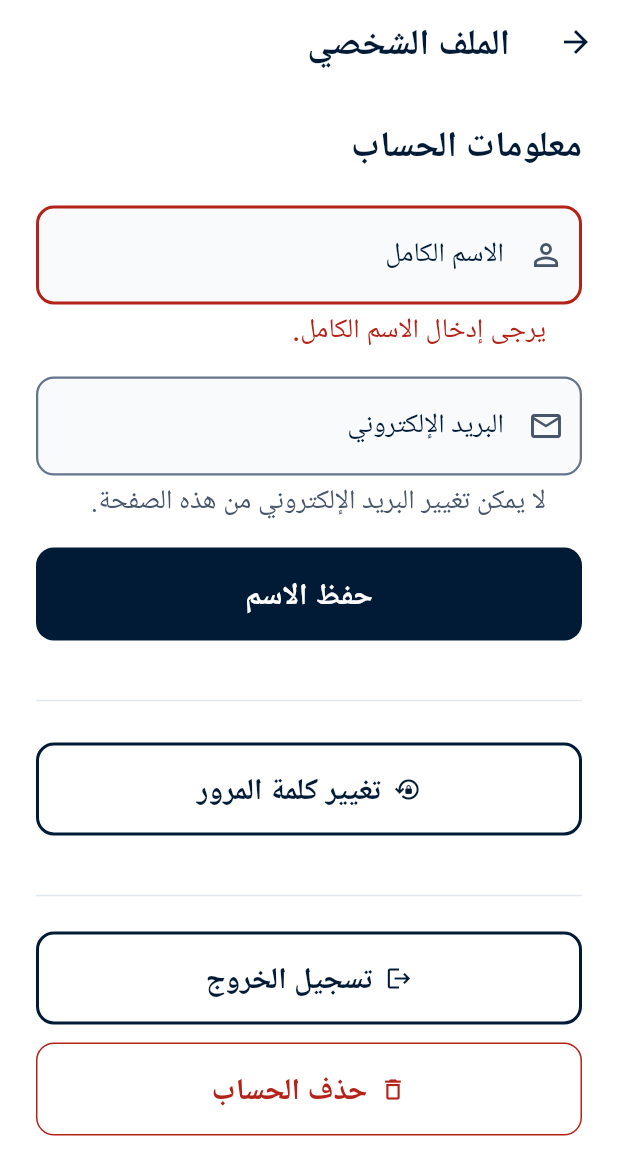
After one commit to raneemalbraheem-source/2026-GP1-33-Dulni, a Flutter app: the ProfilePage screen opened directly, after a tap on "حفظ الاسم", on a phone screen of 412 x 824 dp. The commit adds this screen. Shown: the top 1175 px of the screen. Run offline on Flutter 3.47's test engine with Material 3 defaults, Android fonts, the phone set to English and light mode, and no system bars; our stand-ins replace cloud_firestore, firebase_auth, firebase_core; accounts and stored records are empty; Roboto replaces fonts that are missing (NotoSansArabic).

Commit message:
Add profile editing, logout, and account deletion

```diff
--- /dev/null
+++ b/lib/pages/profile_page.dart
@@ -0,0 +1,576 @@
+import 'package:firebase_auth/firebase_auth.dart';
+import 'package:flutter/material.dart';
+
+import '../services/auth_service.dart';
+import 'login_page.dart';
+import 'welcome_page.dart';
+
+class ProfilePage extends StatefulWidget {
+  const ProfilePage({super.key});
+
+  @override
+  State<ProfilePage> createState() => _ProfilePageState();
+}
+
+class _ProfilePageState extends State<ProfilePage> {
+  final _nameFormKey = GlobalKey<FormState>();
+  final _passwordFormKey = GlobalKey<FormState>();
+  final _nameController = TextEditingController();
+  final _currentPasswordController = TextEditingController();
+  final _newPasswordController = TextEditingController();
+  final _confirmPasswordController = TextEditingController();
+  final _authService = AuthService();
+
+  bool _loadingProfile = true;
+  bool _savingName = false;
+  bool _changingPassword = false;
+  bool _showPasswordFields = false;
+  bool _loggingOut = false;
+  bool _deletingAccount = false;
+  bool _hideCurrentPassword = true;
+  bool _hideNewPassword = true;
+  bool _hideConfirmPassword = true;
+  String? _email;
+
+  @override
+  void initState() {
+    super.initState();
+    _loadProfile();
+  }
+
+  @override
+  void dispose() {
+    _nameController.dispose();
+    _currentPasswordController.dispose();
+    _newPasswordController.dispose();
+    _confirmPasswordController.dispose();
+    super.dispose();
+  }
+
+  Future<void> _loadProfile() async {
+    try {
+      final user = _authService.currentUser;
+      final name = await _authService.getFullName();
+      if (!mounted) return;
+      _nameController.text = name ?? '';
+      setState(() {
+        _email = user?.email;
+        _loadingProfile = false;
+      });
+    } catch (_) {
+      if (!mounted) return;
+      setState(() {
+        _email = _authService.currentUser?.email;
+        _loadingProfile = false;
+      });
+      _showMessage('تعذر تحميل بيانات الملف الشخصي. تحقق من اتصالك ثم أعد المحاولة.');
+    }
+  }
+
+  Future<void> _saveName() async {
+    if (!_nameFormKey.currentState!.validate()) return;
+    setState(() => _savingName = true);
+    try {
+      await _authService.updateFullName(_nameController.text);
+      if (!mounted) return;
+      _showMessage('تم حفظ الاسم بنجاح.');
+    } on FirebaseException catch (error) {
+      if (!mounted) return;
+      _showMessage(_firebaseMessage(error));
+    } catch (_) {
+      if (!mounted) return;
+      _showMessage('تعذر حفظ الاسم. يرجى المحاولة مرة أخرى.');
+    } finally {
+      if (mounted) setState(() => _savingName = false);
+    }
+  }
+
+  Future<void> _changePassword() async {
+    if (!_passwordFormKey.currentState!.validate()) return;
+    setState(() => _changingPassword = true);
+    try {
+      await _authService.changePassword(
+        currentPassword: _currentPasswordController.text,
+        newPassword: _newPasswordController.text,
+      );
+      if (!mounted) return;
+      _currentPasswordController.clear();
+      _newPasswordController.clear();
+      _confirmPasswordController.clear();
+      setState(() {
+        _showPasswordFields = false;
+        _hideCurrentPassword = true;
+        _hideNewPassword = true;
+        _hideConfirmPassword = true;
+      });
+      _showMessage('تم تغيير كلمة المرور بنجاح.');
+    } on FirebaseException catch (error) {
+      if (!mounted) return;
+      _showMessage(_firebaseMessage(error));
+    } catch (_) {
+      if (!mounted) return;
+      _showMessage('تعذر تغيير كلمة المرور. يرجى المحاولة مرة أخرى.');
+    } finally {
+      if (mounted) setState(() => _changingPassword = false);
+    }
+  }
+
+  void _togglePasswordFields() {
+    if (_showPasswordFields) {
+      _currentPasswordController.clear();
+      _newPasswordController.clear();
+      _confirmPasswordController.clear();
+    }
+    setState(() {
+      _showPasswordFields = !_showPasswordFields;
+      _hideCurrentPassword = true;
+      _hideNewPassword = true;
+      _hideConfirmPassword = true;
+    });
+  }
+
+  Future<void> _confirmSignOut() async {
+    final shouldSignOut = await showDialog<bool>(
+      context: context,
+      builder: (dialogContext) => AlertDialog(
+        title: const Text('تسجيل الخروج؟'),
+        content: const Text('هل تريد تسجيل الخروج من حسابك؟'),
+        actions: [
+          TextButton(
+            onPressed: () => Navigator.pop(dialogContext, false),
+            child: const Text('إلغاء'),
+          ),
+          FilledButton(
+            onPressed: () => Navigator.pop(dialogContext, true),
+            child: const Text('تسجيل الخروج'),
+          ),
+        ],
+      ),
+    );
+    if (shouldSignOut != true || !mounted) return;
+
+    setState(() => _loggingOut = true);
+    try {
+      await _authService.signOut();
+      if (!mounted) return;
+      Navigator.of(context).pushAndRemoveUntil<void>(
+        MaterialPageRoute<void>(builder: (_) => const LoginPage()),
+        (_) => false,
+      );
+    } catch (_) {
+      if (!mounted) return;
+      _showMessage('تعذر تسجيل الخروج. يرجى المحاولة مرة أخرى.');
+      setState(() => _loggingOut = false);
+    }
+  }
+
+  Future<void> _confirmDeleteAccount() async {
+    final password = await _showDeleteConfirmation();
+    if (password == null || !mounted) return;
+
+    setState(() => _deletingAccount = true);
+    try {
+      await _authService.deleteAccount(password: password);
+      if (!mounted) return;
+      await showDialog<void>(
+        context: context,
+        barrierDismissible: false,
+        builder: (dialogContext) => AlertDialog(
+          title: const Text('تم حذف الحساب'),
+          content: const Text('تم حذف حسابك وبيانات ملفك الشخصي.'),
+          actions: [
+            FilledButton(
+              onPressed: () => Navigator.pop(dialogContext),
+              child: const Text('حسنًا'),
+            ),
+          ],
+        ),
+      );
+      if (!mounted) return;
+      Navigator.of(context).pushAndRemoveUntil<void>(
+      MaterialPageRoute<void>(builder: (_) => const WelcomePage()),
+        (_) => false,
+      );
+    } on FirebaseException catch (error, stackTrace) {
+      debugPrint('Account deletion failed: ${error.code}: ${error.message}');
+      debugPrintStack(stackTrace: stackTrace);
+      if (!mounted) return;
+      _showMessage('${_firebaseMessage(error)} (${error.code})');
+    } catch (error, stackTrace) {
+      debugPrint('Account deletion failed: $error');
+      debugPrintStack(stackTrace: stackTrace);
+      if (!mounted) return;
+      _showMessage('تعذر إكمال حذف الحساب. راجع رسالة الخطأ في Debug Console.');
+    } finally {
+      if (mounted) setState(() => _deletingAccount = false);
+    }
+  }
+
+  Future<String?> _showDeleteConfirmation() {
+    return showDialog<String>(
+      context: context,
+      builder: (_) => const _DeleteAccountDialog(),
+    );
+  }
+
+  String? _validateName(String? value) {
+    final name = value?.trim() ?? '';
+    if (name.isEmpty) return 'يرجى إدخال الاسم الكامل.';
+    if (name.length < 2 || name.length > 20) {
+      return 'يجب أن يتراوح الاسم بين حرفين و20 حرفًا.';
+    }
+    return null;
+  }
+
+  String? _validateNewPassword(String? value) {
+    if (value == null || value.isEmpty) return 'يرجى إدخال كلمة المرور الجديدة.';
+    if (value.length < 8) return 'يجب ألا تقل كلمة المرور عن 8 أحرف.';
+    if (!RegExp(r'[A-Z]').hasMatch(value)) {
+      return 'يلزم وجود حرف إنجليزي كبير واحد على الأقل.';
+    }
+    if (!RegExp(r'[a-z]').hasMatch(value)) {
+      return 'يلزم وجود حرف إنجليزي صغير واحد على الأقل.';
+    }
+    if (!RegExp(r'\d').hasMatch(value)) {
+      return 'يلزم وجود رقم واحد على الأقل.';
+    }
+    if (!RegExp(r'[^A-Za-z0-9]').hasMatch(value)) {
+      return 'يلزم وجود رمز خاص واحد على الأقل.';
+    }
+    return null;
+  }
+
+  String _firebaseMessage(FirebaseException error) {
+    switch (error.code) {
+      case 'wrong-password':
+      case 'invalid-credential':
+        return 'كلمة المرور الحالية غير صحيحة.';
+      case 'requires-recent-login':
+        return 'انتهت صلاحية التحقق. سجّل الدخول مرة أخرى ثم أعد المحاولة.';
+      case 'weak-password':
+        return 'كلمة المرور لا تستوفي متطلبات الأمان.';
+      case 'network-request-failed':
+        return 'تعذر الاتصال بالإنترنت. تحقق من الاتصال ثم أعد المحاولة.';
+      case 'no-current-user':
+        return 'انتهت جلسة الدخول. سجّل الدخول مرة أخرى.';
+      default:
+        return 'حدث خطأ أثناء تنفيذ الطلب. يرجى المحاولة مرة أخرى.';
+    }
+  }
+
+  void _showMessage(String message) {
+    ScaffoldMessenger.of(context).showSnackBar(
+      SnackBar(content: Text(message)),
+    );
+  }
+
+  Widget _passwordField({
+    required String label,
+    required String hint,
+    required TextEditingController controller,
+    required bool hidden,
+    required VoidCallback toggle,
+    String? Function(String?)? validator,
+    String? helperText,
+  }) {
+    return TextFormField(
+      controller: controller,
+      obscureText: hidden,
+      textDirection: TextDirection.ltr,
+      autocorrect: false,
+      enableSuggestions: false,
+      validator: validator,
+      decoration: InputDecoration(
+        labelText: label,
+        hintText: hint,
+        helperText: helperText,
+        prefixIcon: const Icon(Icons.lock_outline),
+        suffixIcon: IconButton(
+          tooltip: hidden ? 'إظهار كلمة المرور' : 'إخفاء كلمة المرور',
+          onPressed: toggle,
+          icon: Icon(
+            hidden ? Icons.visibility_outlined : Icons.visibility_off_outlined,
+          ),
+        ),
+      ),
+    );
+  }
+
+  @override
+  Widget build(BuildContext context) {
+    final theme = Theme.of(context);
+    final busy = _savingName || _changingPassword || _loggingOut || _deletingAccount;
+
+    return Directionality(
+      textDirection: TextDirection.rtl,
+      child: Scaffold(
+        appBar: AppBar(title: const Text('الملف الشخصي')),
+        body: SafeArea(
+          child: _loadingProfile
+              ? const Center(child: CircularProgressIndicator())
+              : AbsorbPointer(
+                  absorbing: busy,
+                  child: SingleChildScrollView(
+                    padding: const EdgeInsets.all(24),
+                    child: Center(
+                      child: ConstrainedBox(
+                        constraints: const BoxConstraints(maxWidth: 560),
+                        child: Column(
+                          crossAxisAlignment: CrossAxisAlignment.stretch,
+                          children: [
+                            Text(
+                              'معلومات الحساب',
+                              style: theme.textTheme.headlineSmall,
+                            ),
+                            const SizedBox(height: 20),
+                            Form(
+                              key: _nameFormKey,
+                              child: Column(
+                                crossAxisAlignment: CrossAxisAlignment.stretch,
+                                children: [
+                                  TextFormField(
+                                    controller: _nameController,
+                                    textCapitalization:
+                                        TextCapitalization.words,
+                                    decoration: const InputDecoration(
+                                      labelText: 'الاسم الكامل',
+                                      prefixIcon: Icon(Icons.person_outline),
+                                    ),
+                                    validator: _validateName,
+                                  ),
+                                  const SizedBox(height: 16),
+                                  TextFormField(
+                                    initialValue: _email ?? '',
+                                    readOnly: true,
+                                    keyboardType: TextInputType.emailAddress,
+                                    textDirection: TextDirection.ltr,
+                                    decoration: const InputDecoration(
+                                      labelText: 'البريد الإلكتروني',
+                                      prefixIcon: Icon(Icons.email_outlined),
+                                      helperText: 'لا يمكن تغيير البريد الإلكتروني من هذه الصفحة.',
+                                    ),
+                                  ),
+                                  const SizedBox(height: 16),
+                                  FilledButton(
+                                    onPressed: _savingName ? null : _saveName,
+                                    child: _savingName
+                                        ? const CircularProgressIndicator()
+                                        : const Text('حفظ الاسم'),
+                                  ),
+                                ],
+                              ),
+                            ),
+                            const SizedBox(height: 32),
+                            const Divider(),
+                            const SizedBox(height: 20),
+                            OutlinedButton.icon(
+                              onPressed: _togglePasswordFields,
+                              icon: Icon(
+                                _showPasswordFields
+                                    ? Icons.expand_less
+                                    : Icons.lock_reset_outlined,
+                              ),
+                              label: Text(
+                                _showPasswordFields
+                                    ? 'إلغاء تغيير كلمة المرور'
+                                    : 'تغيير كلمة المرور',
+                              ),
+                            ),
+                            if (_showPasswordFields) ...[
+                              const SizedBox(height: 16),
+                              Text(
+                                'استخدم كلمة المرور الحالية للتحقق، ثم أدخل كلمة مرور جديدة.',
+                                style: theme.textTheme.bodyMedium,
+                              ),
+                              const SizedBox(height: 16),
+                              Form(
+                                key: _passwordFormKey,
+                                child: Column(
+                                  crossAxisAlignment: CrossAxisAlignment.stretch,
+                                  children: [
+                                    _passwordField(
+                                      label: 'كلمة المرور الحالية',
+                                      hint: '',
+                                      controller: _currentPasswordController,
+                                      hidden: _hideCurrentPassword,
+                                      toggle: () => setState(() =>
+                                          _hideCurrentPassword =
+                                              !_hideCurrentPassword),
+                                      validator: (value) => value == null || value.isEmpty
+                                          ? 'يرجى إدخال كلمة المرور الحالية.'
+                                          : null,
+                                    ),
+                                    const SizedBox(height: 16),
+                                    _passwordField(
+                                      label: 'كلمة المرور الجديدة',
+                                      hint: '',
+                                      controller: _newPasswordController,
+                                      hidden: _hideNewPassword,
+                                      toggle: () => setState(() =>
+                                          _hideNewPassword = !_hideNewPassword),
+                                      validator: _validateNewPassword,
+                                      helperText:
+                                          '8 أحرف على الأقل، مع حرف كبير وصغير ورقم ورمز خاص.',
+                                    ),
+                                    const SizedBox(height: 16),
+                                    _passwordField(
+                                      label: 'تأكيد كلمة المرور الجديدة',
+                                      hint: '',
+                                      controller: _confirmPasswordController,
+                                      hidden: _hideConfirmPassword,
+                                      toggle: () => setState(() =>
+                                          _hideConfirmPassword =
+                                              !_hideConfirmPassword),
+                                      validator: (value) {
+                                        if (value == null || value.isEmpty) {
+                                          return 'يرجى تأكيد كلمة المرور الجديدة.';
+                                        }
+                                        if (value != _newPasswordController.text) {
+                                          return 'كلمتا المرور غير متطابقتين.';
+                                        }
+                                        return null;
+                                      },
+                                    ),
+                                    const SizedBox(height: 16),
+                                    FilledButton(
+                                      onPressed: _changingPassword
+                                          ? null
+                                          : _changePassword,
+                                      child: _changingPassword
+                                          ? const CircularProgressIndicator()
+                                          : const Text('حفظ كلمة المرور الجديدة'),
+                                    ),
+                                  ],
+                                ),
+                              ),
+                            ],
+                            const SizedBox(height: 32),
+                            const Divider(),
+                            const SizedBox(height: 16),
+                            OutlinedButton.icon(
+                              onPressed: _loggingOut ? null : _confirmSignOut,
+                              icon: const Icon(Icons.logout),
+                              label: _loggingOut
+                                  ? const CircularProgressIndicator()
+                                  : const Text('تسجيل الخروج'),
+                            ),
+                            const SizedBox(height: 12),
+                            OutlinedButton.icon(
+                              style: OutlinedButton.styleFrom(
+                                foregroundColor: theme.colorScheme.error,
+                                side: BorderSide(color: theme.colorScheme.error),
+                              ),
+                              onPressed: _deletingAccount
+                                  ? null
+                                  : _confirmDeleteAccount,
+                              icon: const Icon(Icons.delete_outline),
+                              label: _deletingAccount
+                                  ? const CircularProgressIndicator()
+                                  : const Text('حذف الحساب'),
+                            ),
+                            if (busy) ...[
+                              const SizedBox(height: 12),
+                              const Center(child: CircularProgressIndicator()),
+                            ],
+                          ],
+                        ),
+                      ),
+                    ),
+                  ),
+                ),
+        ),
+      ),
+    );
+  }
+}
+
+
+/// The dialog owns its controller and disposes it when its widget is removed.
+class _DeleteAccountDialog extends StatefulWidget {
+  const _DeleteAccountDialog();
+
+  @override
+  State<_DeleteAccountDialog> createState() => _DeleteAccountDialogState();
+}
+
+class _DeleteAccountDialogState extends State<_DeleteAccountDialog> {
+  final _passwordController = TextEditingController();
+  bool _hidePassword = true;
+  bool _closing = false;
+
+  @override
+  void dispose() {
+    _passwordController.dispose();
+    super.dispose();
+  }
+
+  void _confirm() {
+    if (_closing || _passwordController.text.isEmpty) return;
+    final password = _passwordController.text;
+    setState(() => _closing = true);
+    FocusScope.of(context).unfocus();
+    Navigator.of(context).pop(password);
+  }
+
+  @override
+  Widget build(BuildContext context) {
+    final colors = Theme.of(context).colorScheme;
+    return AlertDialog(
+      title: const Text('حذف الحساب نهائيًا؟'),
+      scrollable: true,
+      content: Column(
+        mainAxisSize: MainAxisSize.min,
+        crossAxisAlignment: CrossAxisAlignment.stretch,
+        children: [
+          const Text(
+            'سيتم حذف حسابك وبيانات ملفك الشخصي نهائيًا. أدخل كلمة المرور لتأكيد هويتك.',
+          ),
+          const SizedBox(height: 16),
+          TextField(
+            controller: _passwordController,
+            obscureText: _hidePassword,
+            autofocus: true,
+            autocorrect: false,
+            enableSuggestions: false,
+            textDirection: TextDirection.ltr,
+            onChanged: (_) => setState(() {}),
+            onSubmitted: (_) => _confirm(),
+            decoration: InputDecoration(
+              labelText: 'كلمة المرور الحالية',
+              prefixIcon: const Icon(Icons.lock_outline),
+              suffixIcon: IconButton(
+                tooltip: _hidePassword
+                    ? 'إظهار كلمة المرور'
+                    : 'إخفاء كلمة المرور',
+                onPressed: () => setState(
+                  () => _hidePassword = !_hidePassword,
+                ),
+                icon: Icon(
+                  _hidePassword
+                      ? Icons.visibility_outlined
+                      : Icons.visibility_off_outlined,
+                ),
+              ),
+            ),
+          ),
+        ],
+      ),
+      actions: [
+        TextButton(
+          onPressed: _closing ? null : () => Navigator.of(context).pop(),
+          child: const Text('إلغاء'),
+        ),
+        FilledButton(
+          style: FilledButton.styleFrom(
+            backgroundColor: colors.error,
+            foregroundColor: colors.onError,
+          ),
+          onPressed: _closing || _passwordController.text.isEmpty
+              ? null
+              : _confirm,
+          child: const Text('حذف الحساب'),
+        ),
+      ],
+    );
+  }
+}
--- a/lib/services/auth_service.dart
+++ b/lib/services/auth_service.dart
@@ -1,9 +1,18 @@
 import 'package:cloud_firestore/cloud_firestore.dart';
 import 'package:firebase_auth/firebase_auth.dart';
+import 'package:firebase_core/firebase_core.dart';
 
+/// Firebase operations used by sign-in, sign-up, and the profile page.
 class AuthService {
-  final FirebaseAuth _auth = FirebaseAuth.instance;
-  final FirebaseFirestore _firestore = FirebaseFirestore.instance;
+  AuthService({FirebaseAuth? auth, FirebaseFirestore? firestore})
+      : _auth = auth ?? FirebaseAuth.instance,
+        _firestore = firestore ?? FirebaseFirestore.instance;
+
+  final FirebaseAuth _auth;
+  final FirebaseFirestore _firestore;
+
+  CollectionReference<Map<String, dynamic>> get _users =>
+      _firestore.collection('User');
 
   Future<UserCredential> signIn({
     required String email,
@@ -27,8 +36,7 @@ class AuthService {
 
     final uid = credential.user!.uid;
     final now = FieldValue.serverTimestamp();
-
-    await _firestore.collection('User').doc(uid).set({
+    await _users.doc(uid).set({
       'fullName': fullName.trim(),
       'createdAt': now,
       'updatedAt': now,
@@ -46,4 +54,68 @@ class AuthService {
   Future<void> sendPasswordReset(String email) {
     return _auth.sendPasswordResetEmail(email: email.trim());
   }
+
+  User? get currentUser => _auth.currentUser;
+
+  Future<String?> getFullName() async {
+    final user = _auth.currentUser;
+    if (user == null) return null;
+    final snapshot = await _users.doc(user.uid).get();
+    return snapshot.data()?['fullName'] as String?;
+  }
+
+  Future<void> updateFullName(String fullName) async {
+    final user = _requireCurrentUser();
+    await _users.doc(user.uid).update({
+      'fullName': fullName.trim(),
+      'updatedAt': FieldValue.serverTimestamp(),
+    });
+  }
+
+  Future<void> changePassword({
+    required String currentPassword,
+    required String newPassword,
+  }) async {
+    final user = _requireCurrentUser();
+    await _reauthenticate(user, currentPassword);
+    await user.updatePassword(newPassword);
+  }
+
+  Future<void> signOut() => _auth.signOut();
+
+  /// Deletes the current user's profile document and Firebase Auth account.
+  /// Reauthentication is required before any data is removed.
+  Future<void> deleteAccount({required String password}) async {
+    final user = _requireCurrentUser();
+    await _reauthenticate(user, password);
+
+    // This project currently stores the user's account data in this one
+    // document. Add any future user-owned collections here before release.
+    await _users.doc(user.uid).delete();
+    await user.delete();
+  }
+
+  User _requireCurrentUser() {
+    final user = _auth.currentUser;
+    if (user == null) {
+      throw FirebaseAuthException(
+        code: 'no-current-user',
+        message: 'No signed-in user is available.',
+      );
+    }
+    return user;
+  }
+
+  Future<void> _reauthenticate(User user, String password) async {
+    final email = user.email;
+    if (email == null || email.isEmpty) {
+      throw FirebaseAuthException(
+        code: 'email-not-available',
+        message: 'The signed-in account has no email address.',
+      );
+    }
+    await user.reauthenticateWithCredential(
+      EmailAuthProvider.credential(email: email, password: password),
+    );
+  }
 }
```
Also changed, not shown: lib/pages/home_page.dart (+21 -4 lines).
